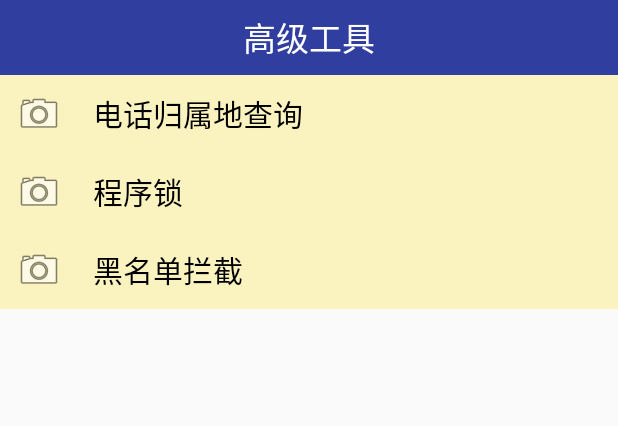
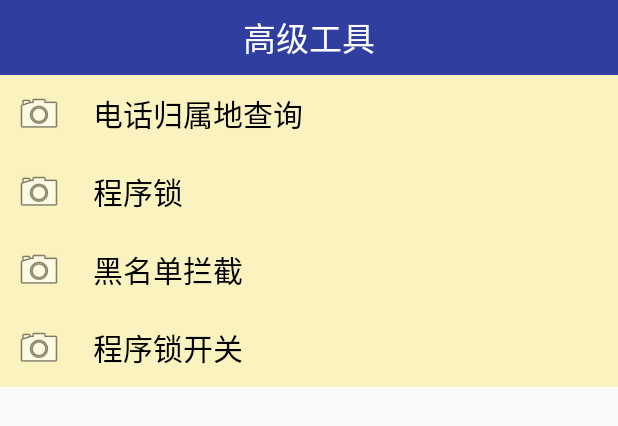
Before and after one commit to MichaelJoker/MobileGuard, an Android app: the layout activity_atools.xml on its own in the app's theme, with its tools: preview values and no code run, on a phone screen of 412 x 824 dp. Shown: the top 426 px of the screen. Run offline under Robolectric (Android 15) with nearby library versions, the phone set to English and light mode, and no system bars.

Commit message:
2016.3.26(day51  11：47) 程序锁功能体验很差

```diff
--- a/app/src/main/res/layout/activity_atools.xml
+++ b/app/src/main/res/layout/activity_atools.xml
@@ -50,6 +50,19 @@
         android:textColor="@color/black"
         android:textSize="20sp" />
 
+    <TextView
+        android:layout_width="match_parent"
+        android:layout_height="wrap_content"
+        android:background="@drawable/button"
+        android:clickable="true"
+        android:drawableLeft="@android:drawable/ic_menu_camera"
+        android:drawablePadding="20dp"
+        android:gravity="center_vertical"
+        android:onClick="appLock2"
+        android:padding="10dp"
+        android:text="程序锁开关"
+        android:textColor="@color/black"
+        android:textSize="20sp" />
 
 
 
--- a/app/src/main/res/values/attrs.xml
+++ b/app/src/main/res/values/attrs.xml
@@ -1,10 +1,6 @@
 <?xml version="1.0" encoding="utf-8"?>
 <resources>
 
-    <declare-styleable name="SettingItemView">
-        <attr name="mtitle" format="string" />
-        <attr name="desc_on" format="string" />
-        <attr name="desc_off" format="string" />
-    </declare-styleable>
+
 
 </resources>
--- a/app/src/main/res/values/strings.xml
+++ b/app/src/main/res/values/strings.xml
@@ -6,4 +6,5 @@
 
     <!-- TODO: Remove or change this placeholder text -->
     <string name="hello_blank_fragment">Hello blank fragment</string>
+    <string name="title_activity_main2">Main2Activity</string>
 </resources>
```
Also changed, not shown: app/src/main/AndroidManifest.xml (+7 -4 lines), app/src/main/res/layout/activity_setup2.xml (+1 -8 lines).
